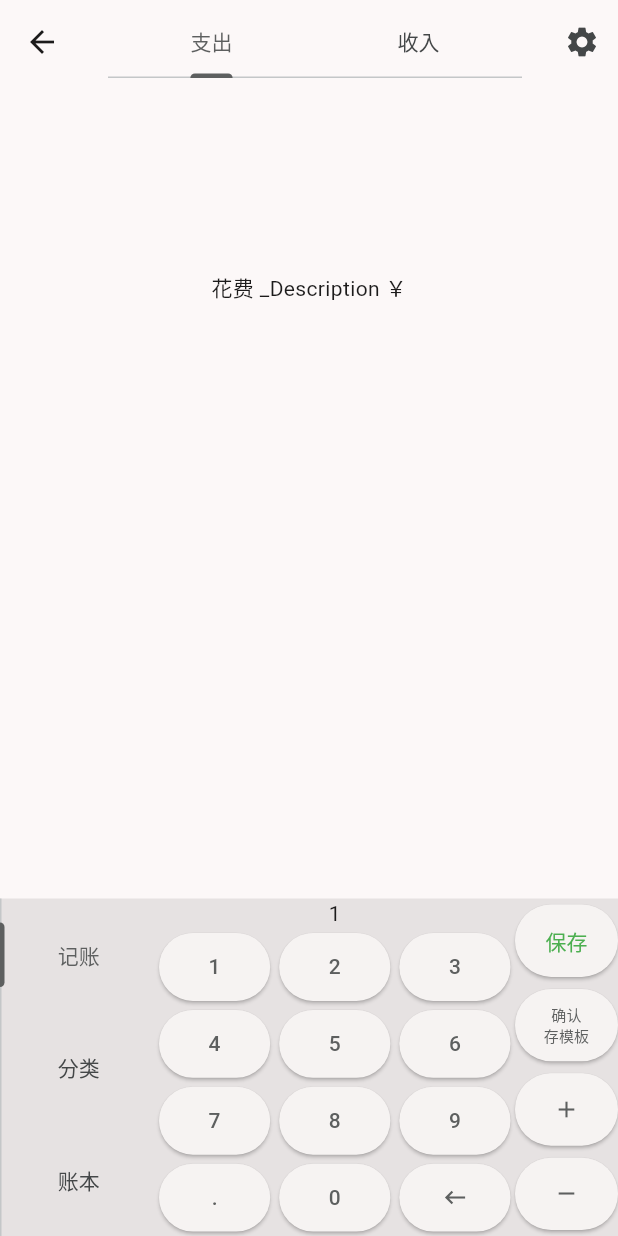
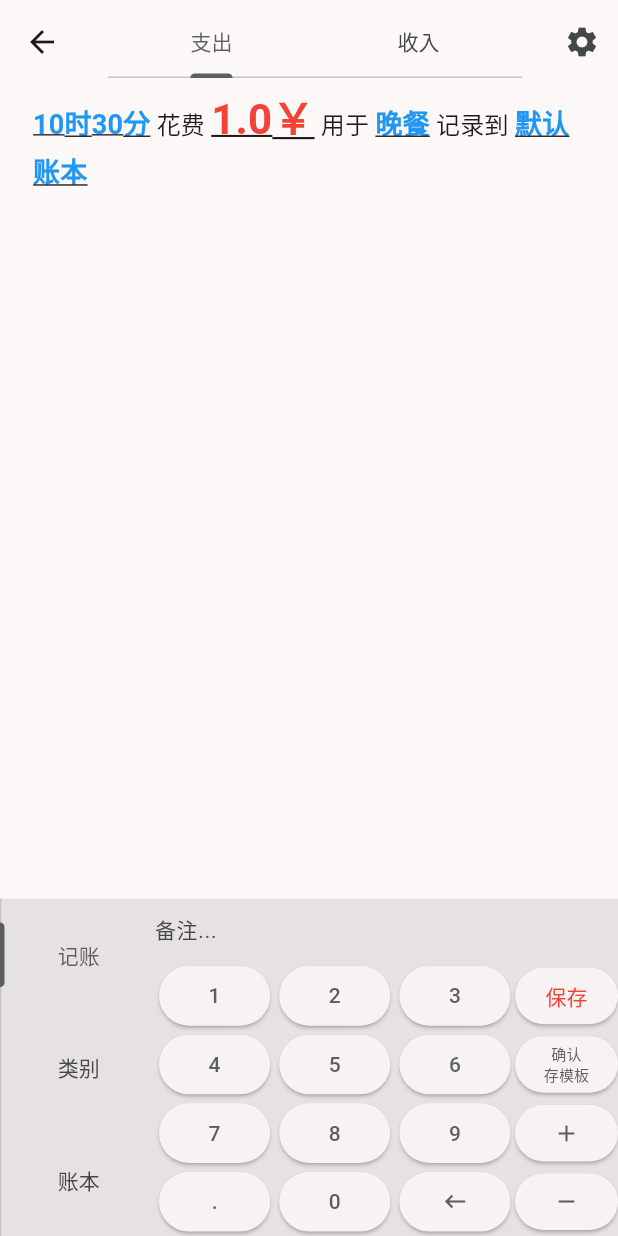
Before and after one commit to qcbf/quick_log_money, a Flutter app: the screen it shows after launch, after a tap on an icon or button, on a phone screen of 412 x 824 dp. Run offline on Flutter 3.47's test engine with Material 3 defaults, Android fonts, the phone set to English and light mode, and no system bars.

Commit message:
记账页面整体

```diff
--- /dev/null
+++ b/quick_money_flutter/devtools_options.yaml
@@ -0,0 +1,3 @@
+description: This file stores settings for Dart & Flutter DevTools.
+documentation: https://docs.flutter.dev/tools/devtools/extensions#configure-extension-enablement-states
+extensions:
--- /dev/null
+++ b/quick_money_flutter/lib/CommonWidgets/BookUI.dart
@@ -0,0 +1,10 @@
+import 'package:flutter/material.dart';
+
+class BookUI extends StatelessWidget {
+  const BookUI({super.key});
+
+  @override
+  Widget build(BuildContext context) {
+    return const Placeholder();
+  }
+}
--- /dev/null
+++ b/quick_money_flutter/lib/CommonWidgets/TagGroupUI.dart
@@ -0,0 +1,10 @@
+import 'package:flutter/material.dart';
+
+class TagGroupUI extends StatelessWidget {
+  const TagGroupUI({super.key});
+
+  @override
+  Widget build(BuildContext context) {
+    return const Placeholder();
+  }
+}
--- /dev/null
+++ b/quick_money_flutter/lib/CommonWidgets/TagUI.dart
@@ -0,0 +1,10 @@
+import 'package:flutter/material.dart';
+
+class TagUI extends StatelessWidget {
+  const TagUI({super.key});
+
+  @override
+  Widget build(BuildContext context) {
+    return const Placeholder();
+  }
+}
--- /dev/null
+++ b/quick_money_flutter/lib/Datas/BookData.dart
@@ -0,0 +1,11 @@
+import 'package:flutter/material.dart';
+
+class BookData with ChangeNotifier {
+  int Id;
+  late String Name;
+  String? Icon;
+  bool IsHided = false;
+  late int OwnerUser;
+  List<int>? MoreUsers;
+  BookData(this.Id);
+}
--- /dev/null
+++ b/quick_money_flutter/lib/Datas/MoneyLogData.dart
@@ -0,0 +1,55 @@
+import 'package:flutter/material.dart';
+
+class MoneyLogData with ChangeNotifier {
+  ///
+  bool IsCost = true;
+
+  ///
+  int Book = 0;
+
+  ///
+  int TagId = 0;
+
+  ///
+  double Money = 0;
+
+  ///
+  DateTime Date = DateTime.now();
+
+  ///
+  String? Comment;
+
+  String GetDateTime() {
+    var str = StringBuffer();
+    var now = DateTime.now();
+    if (now.year != Date.year) {
+      str.write(now.year);
+      str.write("年");
+    }
+    if (now.month != Date.month) {
+      str.write(now.month);
+      str.write("月");
+    }
+    if (now.day != Date.day) {
+      str.write(now.day);
+      str.write("日");
+    }
+    str.write(now.hour);
+    str.write("时");
+    str.write(now.minute);
+    str.write("分");
+    return str.toString();
+  }
+
+  String GetTagName() {
+    return "晚餐";
+  }
+
+  String GetBookName() {
+    return "默认账本";
+  }
+
+  void MarkDirty() {
+    notifyListeners();
+  }
+}
--- /dev/null
+++ b/quick_money_flutter/lib/Datas/TagData.dart
@@ -0,0 +1,5 @@
+class TagData {
+  int Id;
+  String? Name;
+  TagData(this.Id);
+}
--- /dev/null
+++ b/quick_money_flutter/lib/Pages/RecordMoney/RecordContent.dart
@@ -0,0 +1,12 @@
+import 'package:flutter/material.dart';
+import 'package:quick_money_flutter/Pages/RecordMoney/RecordDescription.dart';
+
+class RecordContent extends StatelessWidget {
+  final bool IsCost;
+  const RecordContent(this.IsCost, {super.key});
+
+  @override
+  Widget build(BuildContext context) {
+    return RecordDescription(IsCost);
+  }
+}
--- /dev/null
+++ b/quick_money_flutter/lib/Pages/RecordMoney/RecordDescription.dart
@@ -0,0 +1,30 @@
+import 'package:flutter/material.dart';
+import 'package:provider/provider.dart';
+import 'package:quick_money_flutter/Datas/MoneyLogData.dart';
+import 'package:quick_money_flutter/FLib/extensions_helper.dart';
+
+class RecordDescription extends StatelessWidget {
+  final bool IsCost;
+
+  const RecordDescription(this.IsCost, {super.key});
+
+  @override
+  Widget build(BuildContext context) {
+    return Consumer<MoneyLogData>(builder: (context, value, child) => _BuildDescriptionLabel(IsCost, context, value));
+  }
+
+  static Widget _BuildDescriptionLabel(bool isCost, BuildContext context, MoneyLogData value) {
+    var baseTextStyle = Theme.of(context).textTheme.titleMedium!;
+    var actionTextStyle = baseTextStyle.apply(color: Colors.blue, fontSizeDelta: 2).copyWith(fontWeight: FontWeight.bold, decoration: TextDecoration.underline);
+    return RichText(
+        text: TextSpan(style: baseTextStyle, children: [
+      TextSpan(style: actionTextStyle, text: value.GetDateTime()),
+      TextSpan(text: isCost ? " 花费 " : "收入"),
+      TextSpan(style: actionTextStyle.apply(color: isCost ? Colors.red : Colors.green, fontSizeDelta: 10), text: "${value.Money.toString()}￥"),
+      TextSpan(text: isCost ? " 用于 " : " 来自 "),
+      TextSpan(style: actionTextStyle, text: value.GetTagName()),
+      const TextSpan(text: " 记录到 "),
+      TextSpan(style: actionTextStyle, text: value.GetBookName()),
+    ])).WrapPadding(const EdgeInsets.fromLTRB(22, 0, 22, 0));
+  }
+}
--- a/quick_money_flutter/lib/main.dart
+++ b/quick_money_flutter/lib/main.dart
@@ -1,5 +1,5 @@
 import 'package:flutter/material.dart';
-import 'package:quick_money_flutter/pages/Home.dart';
+import 'package:quick_money_flutter/Pages/Home.dart';
 
 void main() {
   runApp(const MainApp());
@@ -14,7 +14,7 @@ class MainApp extends StatelessWidget {
       debugShowCheckedModeBanner: false,
       title: "title",
       theme: ThemeData.from(colorScheme: ColorScheme.fromSeed(seedColor: Colors.white, brightness: Brightness.light, dynamicSchemeVariant: DynamicSchemeVariant.fidelity)),
-      // darkTheme: ThemeData.from(colorScheme: ColorScheme.fromSeed(seedColor: Colors.grey, brightness: Brightness.dark, dynamicSchemeVariant: DynamicSchemeVariant.fidelity)),
+      darkTheme: ThemeData.from(colorScheme: ColorScheme.fromSeed(seedColor: Colors.grey, brightness: Brightness.dark, dynamicSchemeVariant: DynamicSchemeVariant.fidelity)),
       home: const Home(),
     );
   }
--- a/quick_money_flutter/lib/pages/RecordMoney/Keyboard.dart
+++ /dev/null
@@ -1,130 +0,0 @@
-import 'package:flutter/material.dart';
-import 'package:quick_money_flutter/flib/extensions_helper.dart';
-
-enum KeyboardKey {
-  N0,
-  N1,
-  N2,
-  N3,
-  N4,
-  N5,
-  N6,
-  N7,
-  N8,
-  N9,
-  Dot,
-  Back,
-  LongBack,
-}
-
-Widget NumericKeyboardKeyToWidget(KeyboardKey key) {
-  if (key == KeyboardKey.Back) {
-    return const Icon(Icons.keyboard_backspace);
-  } else if (key == KeyboardKey.Dot) {
-    return const Text(".");
-  }
-  return Text(key.index.toString());
-}
-
-/// 底部输入键盘数字键
-class Keyboard extends StatefulWidget {
-  const Keyboard({super.key});
-
-  @override
-  State<Keyboard> createState() => _KeyboardState();
-}
-
-class _KeyboardState extends State<Keyboard> {
-  String InputStr = "";
-
-  @override
-  Widget build(BuildContext context) {
-    return Row(
-      children: [
-        Column(
-          children: [
-            Text(InputStr),
-            _KeyboardRow(KeyboardKey.N1, KeyboardKey.N2, KeyboardKey.N3),
-            _KeyboardRow(KeyboardKey.N4, KeyboardKey.N5, KeyboardKey.N6),
-            _KeyboardRow(KeyboardKey.N7, KeyboardKey.N8, KeyboardKey.N9),
-            _KeyboardRow(KeyboardKey.Dot, KeyboardKey.N0, KeyboardKey.Back),
-          ],
-        ).WrapExpanded(flex: 35),
-        _BuildRightMenu().WrapExpanded(flex: 10),
-      ],
-    );
-  }
-
-  Widget _KeyboardRow(KeyboardKey k1, KeyboardKey k2, KeyboardKey k3) {
-    return Expanded(
-      child: Row(crossAxisAlignment: CrossAxisAlignment.stretch, children: [
-        _NumericButton(k1),
-        _NumericButton(k2),
-        _NumericButton(k3),
-      ]),
-    );
-  }
-
-  Widget _NumericButton(KeyboardKey key) {
-    var keyStr = NumericKeyboardKeyToWidget(key);
-    Widget result =
-        key == KeyboardKey.Back ? GestureDetector(onLongPress: () => _InputKey(KeyboardKey.LongBack), child: _NumericButtonImpl(key, keyStr)) : _NumericButtonImpl(key, keyStr);
-    return Expanded(child: result);
-  }
-
-  Widget _NumericButtonImpl(KeyboardKey key, Widget keyWidget) => ElevatedButton(onPressed: () => _InputKey(key), child: keyWidget).WrapPadding(const EdgeInsets.all(3));
-
-  Widget _BuildRightMenu() {
-    const paddingValue = EdgeInsets.fromLTRB(0, 4, 0, 4);
-    var styleFrom = ElevatedButton.styleFrom(padding: EdgeInsets.zero);
-    return Column(
-      crossAxisAlignment: CrossAxisAlignment.stretch,
-      children: [
-        ElevatedButton(
-          style: styleFrom,
-          onPressed: () {},
-          child: const Text("保存", style: TextStyle(color: Colors.green)),
-        ).WrapPadding(paddingValue).WrapExpanded(),
-        ElevatedButton(
-          style: styleFrom,
-          onPressed: () {},
-          child: const Text(
-            "确认\n存模板",
-            style: TextStyle(fontSize: 10),
-            textAlign: TextAlign.center,
-          ),
-        ).WrapPadding(paddingValue).WrapExpanded(),
-        ElevatedButton(
-          style: styleFrom,
-          onPressed: () {},
-          child: const Icon(Icons.add),
-        ).WrapPadding(paddingValue).WrapExpanded(),
-        ElevatedButton(
-          style: styleFrom,
-          onPressed: () {},
-          child: const Icon(Icons.remove),
-        ).WrapPadding(paddingValue).WrapExpanded(),
-      ],
-    );
-  }
-
-  void _InputKey(KeyboardKey key) {
-    setState(() {
-      if (key == KeyboardKey.Back) {
-        if (InputStr.isNotEmpty) {
-          InputStr = InputStr.substring(0, InputStr.length - 1);
-        }
-      } else if (key == KeyboardKey.LongBack) {
-        InputStr = "";
-      } else if (key == KeyboardKey.Dot) {
-        if (InputStr.isEmpty) {
-          InputStr = "0.";
-        } else if (!InputStr.contains(".")) {
-          InputStr += ".";
-        }
-      } else if (key != KeyboardKey.N0 || InputStr.isNotEmpty) {
-        InputStr += key.index.toString();
-      }
-    });
-  }
-}
--- a/quick_money_flutter/lib/pages/RecordMoney/RecordBottom.dart
+++ b/quick_money_flutter/lib/pages/RecordMoney/RecordBottom.dart
@@ -1,8 +1,8 @@
 import 'package:flutter/material.dart';
-import 'package:quick_money_flutter/flib/extensions_helper.dart';
-import 'package:quick_money_flutter/pages/RecordMoney/Keyboard.dart';
+import 'package:quick_money_flutter/FLib/extensions_helper.dart';
+import 'package:quick_money_flutter/Pages/RecordMoney/RecordKeyboard.dart';
 
-/// 底部输入键盘
+/// 底部输入区域
 class RecordBottom extends StatefulWidget {
   const RecordBottom({super.key});
   @override
@@ -32,7 +32,7 @@ class _RecordBottomState extends State<RecordBottom> with SingleTickerProviderSt
         children: [
           BuildLeftMenu().WrapExpanded(flex: 10),
           TabBarView(controller: _TabCtrl, children: const [
-            Keyboard(),
+            RecordKeyboard(),
             Text("2"),
             Text("3"),
           ]).WrapExpanded(flex: 30),
@@ -46,7 +46,7 @@ class _RecordBottomState extends State<RecordBottom> with SingleTickerProviderSt
       quarterTurns: 1,
       child: TabBar(controller: _TabCtrl, tabs: const [
         SizedBox(height: double.infinity, child: RotatedBox(quarterTurns: -1, child: Tab(text: "记账"))),
-        SizedBox(height: double.infinity, child: RotatedBox(quarterTurns: -1, child: Tab(text: "分类"))),
+        SizedBox(height: double.infinity, child: RotatedBox(quarterTurns: -1, child: Tab(text: "类别"))),
         SizedBox(height: double.infinity, child: RotatedBox(quarterTurns: -1, child: Tab(text: "账本"))),
       ]),
     );
--- a/quick_money_flutter/lib/pages/RecordMoney/RecordCommand.dart
+++ /dev/null
@@ -1,19 +0,0 @@
-class RecordCommand {
-  ///
-  bool IsCost = true;
-
-  ///
-  late int Book;
-
-  ///
-  late int ClassId;
-
-  ///
-  late double Money;
-
-  ///
-  late DateTime Date;
-
-  ///
-  String? Comment;
-}
--- /dev/null
+++ b/quick_money_flutter/lib/pages/RecordMoney/RecordKeyboard.dart
@@ -0,0 +1,155 @@
+import 'package:flutter/material.dart';
+import 'package:flutter/services.dart';
+import 'package:provider/provider.dart';
+import 'package:quick_money_flutter/Datas/MoneyLogData.dart';
+import 'package:quick_money_flutter/FLib/extensions_helper.dart';
+
+enum KeyboardKey {
+  N0,
+  N1,
+  N2,
+  N3,
+  N4,
+  N5,
+  N6,
+  N7,
+  N8,
+  N9,
+  Dot,
+  Back,
+  LongBack,
+}
+
+Widget NumericKeyboardKeyToWidget(KeyboardKey key) {
+  if (key == KeyboardKey.Back) {
+    return const Icon(Icons.keyboard_backspace);
+  } else if (key == KeyboardKey.Dot) {
+    return const Text(".");
+  }
+  return Text(key.index.toString());
+}
+
+/// 底部输入键盘
+class RecordKeyboard extends StatefulWidget {
+  const RecordKeyboard({super.key});
+
+  @override
+  State<RecordKeyboard> createState() => _RecordKeyboardState();
+}
+
+class _RecordKeyboardState extends State<RecordKeyboard> {
+  String InputStr = "";
+
+  @override
+  Widget build(BuildContext context) {
+    return Column(
+      children: [
+        const TextField(
+          textInputAction: TextInputAction.done,
+          maxLength: 500,
+          decoration: InputDecoration(hintText: "备注...", counterText: "", border: InputBorder.none, contentPadding: EdgeInsets.zero, isDense: true),
+          style: TextStyle(fontSize: 14),
+        ).WrapPadding(const EdgeInsets.only(top: 10, bottom: 10)),
+        Row(
+          children: [
+            _BuildLeftMenu().WrapExpanded(flex: 35),
+            _BuildRightMenu().WrapExpanded(flex: 10),
+          ],
+        ).WrapExpanded(),
+      ],
+    );
+  }
+
+  Column _BuildLeftMenu() {
+    return Column(
+      children: [
+        _KeyboardRow(KeyboardKey.N1, KeyboardKey.N2, KeyboardKey.N3),
+        _KeyboardRow(KeyboardKey.N4, KeyboardKey.N5, KeyboardKey.N6),
+        _KeyboardRow(KeyboardKey.N7, KeyboardKey.N8, KeyboardKey.N9),
+        _KeyboardRow(KeyboardKey.Dot, KeyboardKey.N0, KeyboardKey.Back),
+      ],
+    );
+  }
+
+  Widget _BuildRightMenu() {
+    const paddingValue = EdgeInsets.fromLTRB(0, 4, 0, 4);
+    var styleFrom = ElevatedButton.styleFrom(padding: EdgeInsets.zero);
+    return Column(
+      crossAxisAlignment: CrossAxisAlignment.stretch,
+      children: [
+        ElevatedButton(
+          style: styleFrom,
+          onPressed: () {},
+          child: const Text("保存", style: TextStyle(color: Colors.red)),
+        ).WrapPadding(paddingValue).WrapExpanded(),
+        ElevatedButton(
+          style: styleFrom,
+          onPressed: () {},
+          child: const Text(
+            "确认\n存模板",
+            style: TextStyle(fontSize: 10),
+            textAlign: TextAlign.center,
+          ),
+        ).WrapPadding(paddingValue).WrapExpanded(),
+        ElevatedButton(
+          style: styleFrom,
+          onPressed: () {},
+          child: const Icon(Icons.add),
+        ).WrapPadding(paddingValue).WrapExpanded(),
+        ElevatedButton(
+          style: styleFrom,
+          onPressed: () {},
+          child: const Icon(Icons.remove),
+        ).WrapPadding(paddingValue).WrapExpanded(),
+      ],
+    );
+  }
+
+  Widget _KeyboardRow(KeyboardKey k1, KeyboardKey k2, KeyboardKey k3) {
+    return Expanded(
+      child: Row(crossAxisAlignment: CrossAxisAlignment.stretch, children: [
+        _NumericButton(k1),
+        _NumericButton(k2),
+        _NumericButton(k3),
+      ]),
+    );
+  }
+
+  Widget _NumericButton(KeyboardKey key) {
+    var keyStr = NumericKeyboardKeyToWidget(key);
+    Widget result =
+        key == KeyboardKey.Back ? GestureDetector(onLongPress: () => _InputKey(KeyboardKey.LongBack), child: _NumericButtonImpl(key, keyStr)) : _NumericButtonImpl(key, keyStr);
+    return Expanded(child: result);
+  }
+
+  Widget _NumericButtonImpl(KeyboardKey key, Widget keyWidget) => ElevatedButton(onPressed: () => _InputKey(key), child: keyWidget).WrapPadding(const EdgeInsets.all(3));
+
+  void _InputKey(KeyboardKey key) {
+    var newStr = InputStr;
+    if (key == KeyboardKey.Back) {
+      if (newStr.isNotEmpty) {
+        newStr = newStr.substring(0, newStr.length - 1);
+      }
+    } else if (key == KeyboardKey.LongBack) {
+      newStr = "";
+    } else if (key == KeyboardKey.Dot) {
+      if (newStr.isEmpty) {
+        newStr = "0.";
+      } else if (!newStr.contains(".")) {
+        newStr += ".";
+      }
+    } else if (key != KeyboardKey.N0 || newStr.isNotEmpty) {
+      newStr += key.index.toString();
+    }
+    if (InputStr != newStr) {
+      setState(() {
+        InputStr = newStr;
+      });
+      final money = double.tryParse(InputStr) ?? 0;
+      var data = context.read<MoneyLogData>();
+      data.Money = money;
+      data.MarkDirty();
+      HapticFeedback.lightImpact();
+    }
+  }
+}
--- a/quick_money_flutter/lib/pages/RecordMoney/RecordPage.dart
+++ b/quick_money_flutter/lib/pages/RecordMoney/RecordPage.dart
@@ -1,6 +1,9 @@
 import 'package:flutter/material.dart';
-import 'package:quick_money_flutter/flib/extensions_helper.dart';
-import 'package:quick_money_flutter/pages/RecordMoney/RecordBottom.dart';
+import 'package:provider/provider.dart';
+import 'package:quick_money_flutter/Datas/MoneyLogData.dart';
+import 'package:quick_money_flutter/FLib/extensions_helper.dart';
+import 'package:quick_money_flutter/Pages/RecordMoney/RecordBottom.dart';
+import 'package:quick_money_flutter/Pages/RecordMoney/RecordContent.dart';
 
 class RecordPage extends StatefulWidget {
   const RecordPage({super.key});
@@ -11,25 +14,28 @@ class RecordPage extends StatefulWidget {
 class _RecordPageState extends State<RecordPage> {
   @override
   Widget build(BuildContext context) {
-    return DefaultTabController(
+    return ChangeNotifierProvider(
+      create: (context) => MoneyLogData(),
+      child: DefaultTabController(
         length: 2,
         child: Scaffold(
           appBar: AppBar(
             centerTitle: true,
-          title: const TabBar(tabs: [Tab(text: "支出"), Tab(text: "收入")]),
+            title:  TabBar(onTap: (value) => print(value),tabs: const [Tab(text: "支出"), Tab(text: "收入")]),
             actions: [IconButton(onPressed: () {}, icon: const Icon(Icons.settings))],
           ),
           body: Column(
             children: [
-            TabBarView(children: [
-              Text("花费 ${"_Description".isEmpty ? "0" : "_Description"} ￥").WrapCenter(),
-              Text("收入 ${"_Description".isEmpty ? "0" : "_Description"} ￥").WrapCenter(),
+              const TabBarView(children: [
+                RecordContent(true),
+                RecordContent(false),
               ]).WrapExpanded(),
               const Spacer(),
               const SizedBox(height: 225, child: RecordBottom()),
             ],
           ),
         ),
+      ),
     );
   }
 }
--- a/quick_money_flutter/lib/pages/home.dart
+++ b/quick_money_flutter/lib/pages/home.dart
@@ -1,5 +1,5 @@
 import 'package:flutter/material.dart';
-import 'package:quick_money_flutter/pages/RecordMoney/RecordPage.dart';
+import 'package:quick_money_flutter/Pages/RecordMoney/RecordPage.dart';
 
 class Home extends StatefulWidget {
   const Home({super.key});
--- a/quick_money_flutter/pubspec.yaml
+++ b/quick_money_flutter/pubspec.yaml
@@ -9,6 +9,7 @@ environment:
 dependencies:
   flutter:
     sdk: flutter
+  provider: ^6.1.2
 
 dev_dependencies:
   flutter_test:
```
Also changed, not shown: quick_money_flutter/pubspec.lock. Lines whose indentation alone changed are shown as unchanged.
